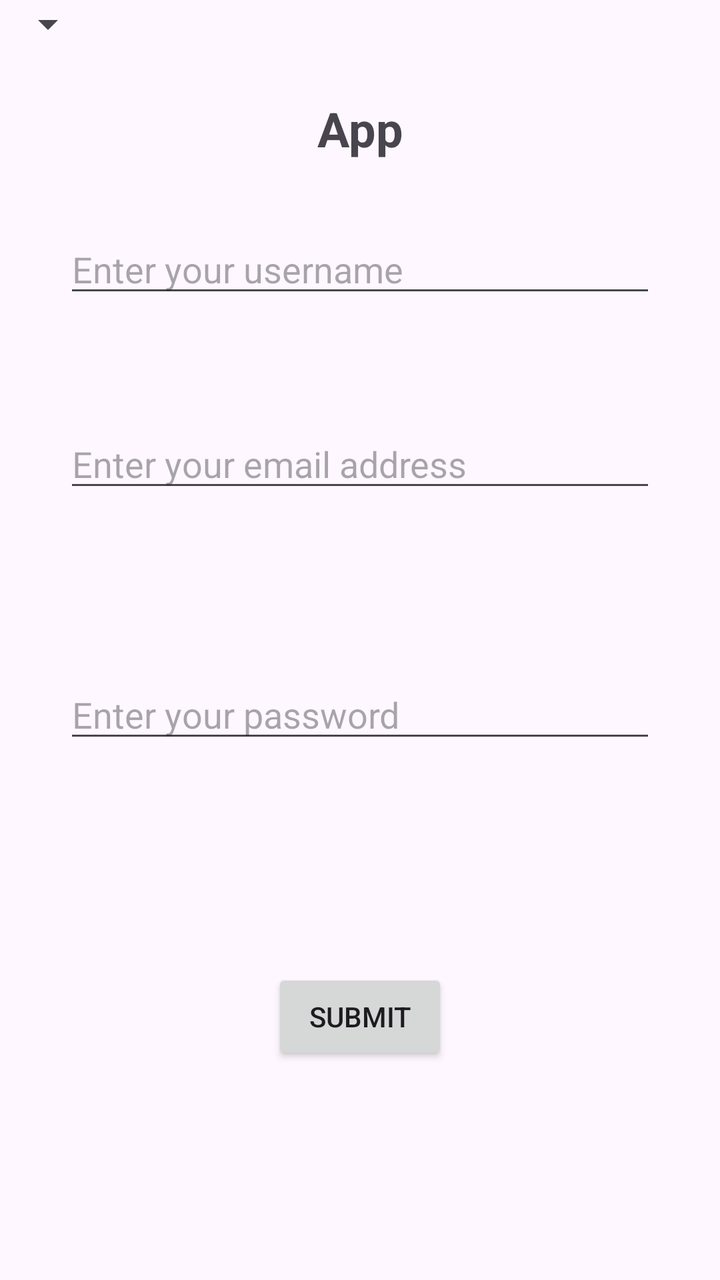
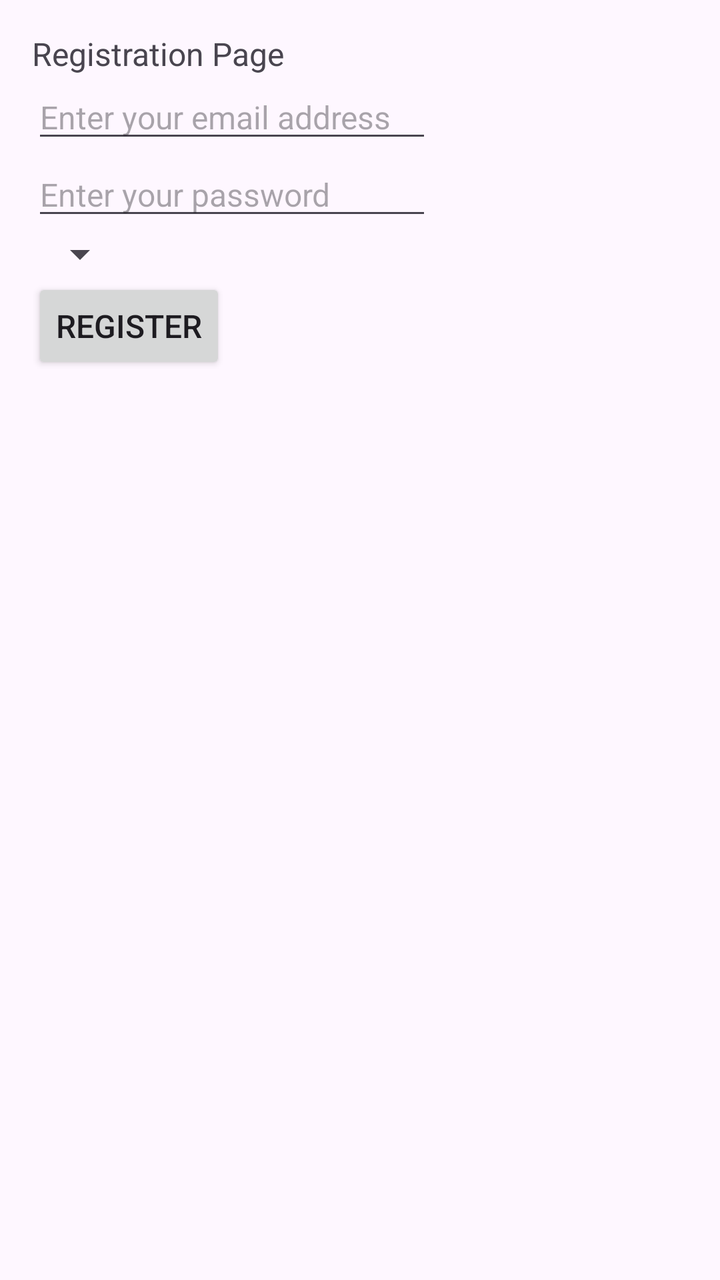

An Android layout rendered at two revisions. The XML below is the earlier revision; the diff shows what the commit changed to produce the second picture.
<!-- AndroidManifest.xml: application theme Theme.QuickCashSummer15 -->
<!-- res/layout/activity_main.xml -->
<?xml version="1.0" encoding="utf-8"?>
<androidx.constraintlayout.widget.ConstraintLayout xmlns:android="http://schemas.android.com/apk/res/android"
        xmlns:app="http://schemas.android.com/apk/res-auto"
        xmlns:tools="http://schemas.android.com/tools"
        android:id="@+id/main"
        android:layout_width="match_parent"
        android:layout_height="match_parent"
        tools:context=".MainActivity">

        <TextView
            android:id="@+id/textView2"
            android:layout_width="wrap_content"
            android:layout_height="wrap_content"
            android:text="App"
            android:textSize="24sp"
            android:textStyle="bold"
            android:layout_marginTop="48dp"
            app:layout_constraintTop_toTopOf="parent"
            app:layout_constraintStart_toStartOf="parent"
            app:layout_constraintEnd_toEndOf="parent" />

        <EditText
            android:id="@+id/editTextUserName"
            android:layout_width="0dp"
            android:layout_height="wrap_content"
            android:layout_marginTop="32dp"
            android:layout_marginStart="32dp"
            android:layout_marginEnd="32dp"
            android:hint="Enter your username"
            android:inputType="text"
            app:layout_constraintTop_toBottomOf="@+id/textView2"
            app:layout_constraintStart_toStartOf="parent"
            app:layout_constraintEnd_toEndOf="parent" />

        <EditText
            android:id="@+id/editTextTextEmailAddress"
            android:layout_width="0dp"
            android:layout_height="wrap_content"
            android:layout_marginStart="32dp"
            android:layout_marginTop="56dp"
            android:layout_marginEnd="32dp"
            android:hint="Enter your email address"
            android:inputType="textEmailAddress"
            app:layout_constraintEnd_toEndOf="parent"
            app:layout_constraintHorizontal_bias="0.0"
            app:layout_constraintStart_toStartOf="parent"
            app:layout_constraintTop_toBottomOf="@+id/editTextUserName" />

        <EditText
            android:id="@+id/editTextTextPassword"
            android:layout_width="0dp"
            android:layout_height="wrap_content"
            android:layout_marginStart="32dp"
            android:layout_marginTop="84dp"
            android:layout_marginEnd="32dp"
            android:hint="Enter your password"
            android:inputType="textPassword"
            app:layout_constraintEnd_toEndOf="parent"
            app:layout_constraintHorizontal_bias="0.0"
            app:layout_constraintStart_toStartOf="parent"
            app:layout_constraintTop_toBottomOf="@+id/editTextTextEmailAddress" />

        <Button
            android:id="@+id/submit"
            android:layout_width="wrap_content"
            android:layout_height="wrap_content"
            android:layout_marginTop="108dp"
            android:text="Submit"
            app:layout_constraintEnd_toEndOf="parent"
            app:layout_constraintStart_toStartOf="parent"
            app:layout_constraintTop_toBottomOf="@+id/editTextTextPassword" />

        <Spinner
                android:id="@+id/spinner"
                android:layout_width="wrap_content"
                android:layout_height="wrap_content"
                />

</androidx.constraintlayout.widget.ConstraintLayout>
<!-- resources referenced by this layout -->
<resources>
  <style name="Theme.QuickCashSummer15" parent="Base.Theme.QuickCashSummer15" />
  <style name="Base.Theme.QuickCashSummer15" parent="Theme.Material3.DayNight.NoActionBar">
          
          
      </style>
</resources>

<!-- the commit's change to res/layout/activity_main.xml (unified diff, before → after) -->
@@ -5,75 +5,67 @@
         android:id="@+id/main"
         android:layout_width="match_parent"
         android:layout_height="match_parent"
+        android:layout_marginRight="30dp"
         tools:context=".MainActivity">
 
-        <TextView
-            android:id="@+id/textView2"
+        <LinearLayout
             android:layout_width="wrap_content"
             android:layout_height="wrap_content"
-            android:text="App"
-            android:textSize="24sp"
-            android:textStyle="bold"
-            android:layout_marginTop="48dp"
-            app:layout_constraintTop_toTopOf="parent"
-            app:layout_constraintStart_toStartOf="parent"
-            app:layout_constraintEnd_toEndOf="parent" />
+            android:orientation="vertical"
+            android:padding="16dp"
+            tools:ignore="MissingConstraints"
+            tools:layout_editor_absoluteX="66dp"
+            tools:layout_editor_absoluteY="0dp">
 
-        <EditText
-            android:id="@+id/editTextUserName"
-            android:layout_width="0dp"
-            android:layout_height="wrap_content"
-            android:layout_marginTop="32dp"
-            android:layout_marginStart="32dp"
-            android:layout_marginEnd="32dp"
-            android:hint="Enter your username"
-            android:inputType="text"
-            app:layout_constraintTop_toBottomOf="@+id/textView2"
-            app:layout_constraintStart_toStartOf="parent"
-            app:layout_constraintEnd_toEndOf="parent" />
+                <TextView
+                    android:layout_width="wrap_content"
+                    android:layout_height="wrap_content"
+                    android:text="Registration Page"
+                    android:textSize="16sp"></TextView>
 
-        <EditText
-            android:id="@+id/editTextTextEmailAddress"
-            android:layout_width="0dp"
-            android:layout_height="wrap_content"
-            android:layout_marginStart="32dp"
-            android:layout_marginTop="56dp"
-            android:layout_marginEnd="32dp"
-            android:hint="Enter your email address"
-            android:inputType="textEmailAddress"
-            app:layout_constraintEnd_toEndOf="parent"
-            app:layout_constraintHorizontal_bias="0.0"
-            app:layout_constraintStart_toStartOf="parent"
-            app:layout_constraintTop_toBottomOf="@+id/editTextUserName" />
 
-        <EditText
-            android:id="@+id/editTextTextPassword"
-            android:layout_width="0dp"
-            android:layout_height="wrap_content"
-            android:layout_marginStart="32dp"
-            android:layout_marginTop="84dp"
-            android:layout_marginEnd="32dp"
-            android:hint="Enter your password"
-            android:inputType="textPassword"
-            app:layout_constraintEnd_toEndOf="parent"
-            app:layout_constraintHorizontal_bias="0.0"
-            app:layout_constraintStart_toStartOf="parent"
-            app:layout_constraintTop_toBottomOf="@+id/editTextTextEmailAddress" />
+                <EditText
+                    android:id="@+id/emailBox"
+                    android:layout_width="wrap_content"
+                    android:layout_height="wrap_content"
+                    android:width="200dp"
+                    android:autofillHints=""
+                    android:hint="Enter your email address"
+                    android:inputType="textEmailAddress"
+                    android:textSize="16sp"></EditText>
 
-        <Button
-            android:id="@+id/submit"
-            android:layout_width="wrap_content"
-            android:layout_height="wrap_content"
-            android:layout_marginTop="108dp"
-            android:text="Submit"
-            app:layout_constraintEnd_toEndOf="parent"
-            app:layout_constraintStart_toStartOf="parent"
-            app:layout_constraintTop_toBottomOf="@+id/editTextTextPassword" />
+                <EditText
+                    android:id="@+id/passwordBox"
+                    android:layout_width="wrap_content"
+                    android:layout_height="wrap_content"
+                    android:width="200dp"
+                    android:autofillHints=""
+                    android:hint="Enter your password"
+                    android:inputType="textPassword"
+                    android:textSize="16sp"></EditText>
 
-        <Spinner
-                android:id="@+id/spinner"
-                android:layout_width="wrap_content"
-                android:layout_height="wrap_content"
-                />
+
+                <Spinner
+                    android:id="@+id/roleSpinner"
+                    android:layout_width="wrap_content"
+                    android:layout_height="wrap_content"
+                    android:dropDownWidth="200dp"></Spinner>
+
+                <Button
+                    android:id="@+id/registerButton"
+                    android:layout_width="wrap_content"
+                    android:layout_height="wrap_content"
+                    android:text="Register"
+                    android:textSize="16sp"></Button>
+
+                <TextView
+                    android:id="@+id/statusLabel"
+                    android:layout_width="wrap_content"
+                    android:layout_height="wrap_content"
+                    android:text=""
+                    android:textSize="16sp">
+                </TextView>
+
+        </LinearLayout>
 
 </androidx.constraintlayout.widget.ConstraintLayout>
